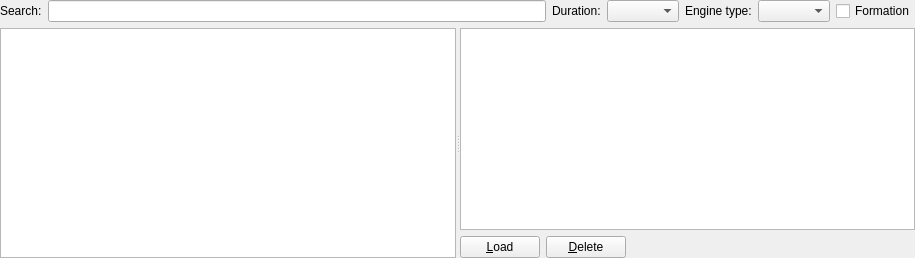
till213/SkyDolly, file src/Module/src/Logbook/LogbookWidget.ui: the form before one commit.
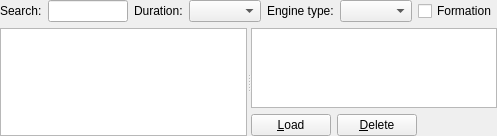
The form after the commit.

Commit message: Set stretch factor to 0 for the date tree selector (logbook)

```diff
--- a/src/Module/src/Logbook/LogbookWidget.ui
+++ b/src/Module/src/Logbook/LogbookWidget.ui
@@ -6,8 +6,8 @@
    <rect>
     <x>0</x>
     <y>0</y>
-    <width>915</width>
-    <height>258</height>
+    <width>494</width>
+    <height>136</height>
    </rect>
   </property>
   <property name="windowTitle">
@@ -39,7 +39,7 @@
       <widget class="QLineEdit" name="searchLineEdit">
        <property name="minimumSize">
         <size>
-         <width>120</width>
+         <width>80</width>
          <height>0</height>
         </size>
        </property>
```
The commit also changes 3 other files.
